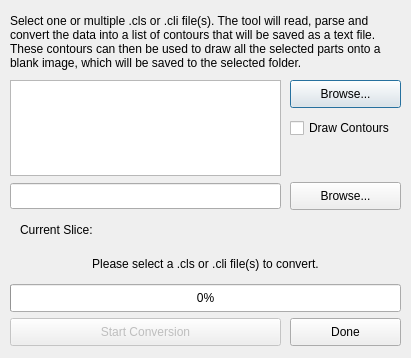
This is gui/dialogSliceConverter.ui in Spinarakk/defectmonitor as Qt 5 draws it before an edit. The edited form follows.
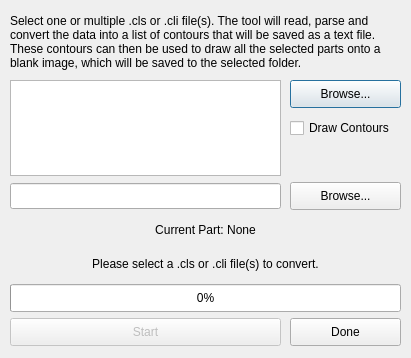
This is the edited form. Icons and pictures are not drawn.

Commit message: - Integrated the calibration parameters into the JSON config file - Split the image processing transformation sequence into their own individual methods - Fixed up the window modality and saves the window state and geometry when closing the windows - Closing the MainWindow now prompts the user to save their build if it wasn't saved - Fixed the tab order of all the dialog windows - Changed a lot of the status messages associated with the SliceConverter

```diff
--- a/gui/dialogSliceConverter.ui
+++ b/gui/dialogSliceConverter.ui
@@ -77,7 +77,7 @@
     </rect>
    </property>
    <property name="text">
-    <string>Start Conversion</string>
+    <string>Start</string>
    </property>
   </widget>
   <widget class="QPushButton" name="buttonDone">
@@ -134,17 +134,17 @@
   <widget class="QLabel" name="labelStatusSlice">
    <property name="geometry">
     <rect>
-     <x>20</x>
+     <x>10</x>
      <y>216</y>
-     <width>371</width>
+     <width>391</width>
      <height>28</height>
     </rect>
    </property>
    <property name="text">
-    <string>Current Slice:</string>
+    <string>Current Part: None</string>
    </property>
    <property name="alignment">
-    <set>Qt::AlignLeading|Qt::AlignLeft|Qt::AlignVCenter</set>
+    <set>Qt::AlignCenter</set>
    </property>
   </widget>
   <widget class="QCheckBox" name="checkDraw">
```
Left out of the diff: 16 changed lines with no effect on the pictures. The commit also changes 23 other files.
